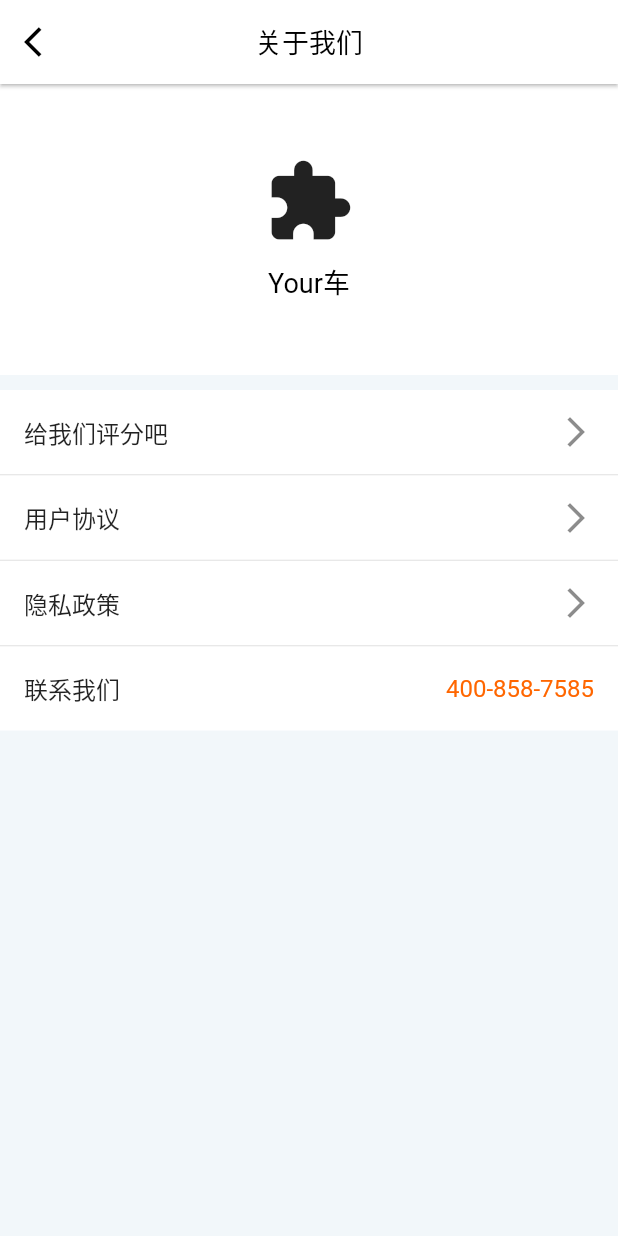
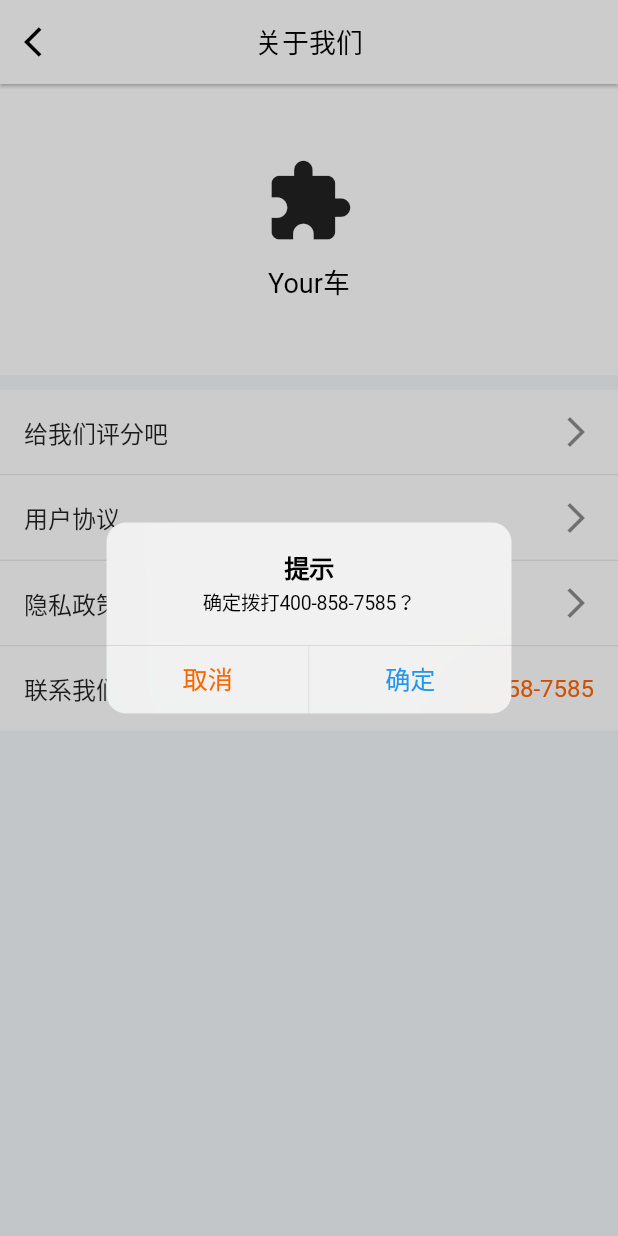
Before and after one commit to littleBoy-swag/flutter_yourcar, a Flutter app: the AboutUsPage screen opened directly, after a tap on "联系我们", on a phone screen of 412 x 824 dp. Run offline on Flutter 3.47's test engine with Material 2 defaults, Android fonts, the phone set to English and light mode, and no system bars; our stand-ins replace dio, flutter_screenutil.

```diff
--- a/lib/main.dart
+++ b/lib/main.dart
@@ -3,6 +3,7 @@ import 'package:flutter_yourcar/pages/about_us_page.dart';
 import 'package:flutter_yourcar/pages/account_secure_page.dart';
 import 'package:flutter_yourcar/pages/edit_user_profile_page.dart';
 import 'package:flutter_yourcar/pages/eidt_mobile_number_page.dart';
+import 'package:flutter_yourcar/pages/main_page.dart';
 import 'package:flutter_yourcar/pages/notification_setting_page.dart';
 import 'package:flutter_yourcar/pages/privacy_page.dart';
 import 'package:flutter_yourcar/pages/setting_page.dart';
@@ -29,7 +30,7 @@ class MyApp extends StatelessWidget {
         // is not restarted.
         primarySwatch: Colors.blue,
       ),
-      home: EditUserProfilePage(),
+      home: MainPage(),
     );
   }
 }
--- a/lib/pages/about_us_page.dart
+++ b/lib/pages/about_us_page.dart
@@ -1,3 +1,4 @@
+import 'package:flutter/cupertino.dart';
 import 'package:flutter/material.dart';
 import 'package:flutter_yourcar/widgets/common_text_style.dart';
 import 'package:flutter_yourcar/widgets/v_empty_view.dart';
@@ -96,9 +97,39 @@ class _AboutUsPageState extends State<AboutUsPage> {
                     ),
                     trailing: Text(
                       "400-858-7585",
-                      style: TextStyle(fontSize: 16, color: Color.fromARGB(255, 255, 102, 0)),
+                      style: TextStyle(
+                          fontSize: 16,
+                          color: Color.fromARGB(255, 255, 102, 0)),
                     ),
-                    onTap: () {},
+                    onTap: () {
+                      showCupertinoDialog(
+                          context: context,
+                          builder: (context) {
+                            return CupertinoAlertDialog(
+                              title: Text("提示"),
+                              content: Text("确定拨打400-858-7585？"),
+                              actions: <Widget>[
+                                CupertinoDialogAction(
+                                  child: Text(
+                                    "取消",
+                                    style: TextStyle(
+                                        color:
+                                            Color.fromARGB(255, 255, 102, 0)),
+                                  ),
+                                  onPressed: () {
+                                    Navigator.of(context).pop();
+                                  },
+                                ),
+                                CupertinoDialogAction(
+                                  child: Text("确定"),
+                                  onPressed: () {
+                                    Navigator.of(context).pop();
+                                  },
+                                ),
+                              ],
+                            );
+                          });
+                    },
                   ),
                 ],
               ),
--- a/pubspec.yaml
+++ b/pubspec.yaml
@@ -47,9 +47,9 @@ flutter:
   uses-material-design: true
 
   # To add assets to your application, add an assets section, like this:
-  # assets:
-  #  - images/a_dot_burr.jpeg
-  #  - images/a_dot_ham.jpeg
+  assets:
+    - images/home_green.png
+    - images/icon_home.png
 
   # An image asset can refer to one or more resolution-specific "variants", see
   # https://flutter.dev/assets-and-images/#resolution-aware.
```
Also changed, not shown: lib/pages/close_account_page.dart (added, +34 -0 lines), lib/pages/home_tab_page.dart (added, +13 -0 lines), lib/pages/main_page.dart (+98 -0 lines), images/home_green.png (added), images/icon_home.png (added).
